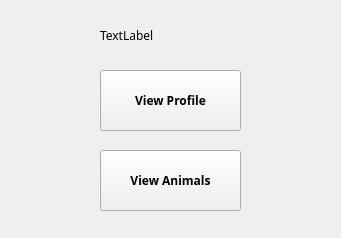
Above: cuACS/postloginclient.ui from cameronhawtin/Animal-Farm-cuACS before the change. Below: the same form after it.
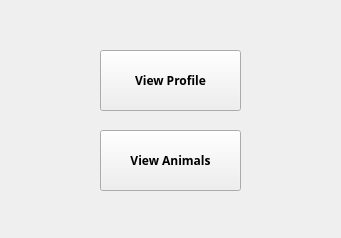
That is the form after the change.

```diff
--- a/cuACS/postloginclient.ui
+++ b/cuACS/postloginclient.ui
@@ -22,7 +22,7 @@
    <property name="geometry">
     <rect>
      <x>100</x>
-     <y>150</y>
+     <y>130</y>
      <width>141</width>
      <height>61</height>
     </rect>
@@ -46,7 +46,7 @@
    <property name="geometry">
     <rect>
      <x>100</x>
-     <y>70</y>
+     <y>50</y>
      <width>141</width>
      <height>61</height>
     </rect>
@@ -66,19 +66,6 @@
     <bool>false</bool>
    </property>
   </widget>
-  <widget class="QLabel" name="nameLabel">
-   <property name="geometry">
-    <rect>
-     <x>100</x>
-     <y>20</y>
-     <width>171</width>
-     <height>31</height>
-    </rect>
-   </property>
-   <property name="text">
-    <string>TextLabel</string>
-   </property>
-  </widget>
  </widget>
  <resources/>
  <connections/>
```
